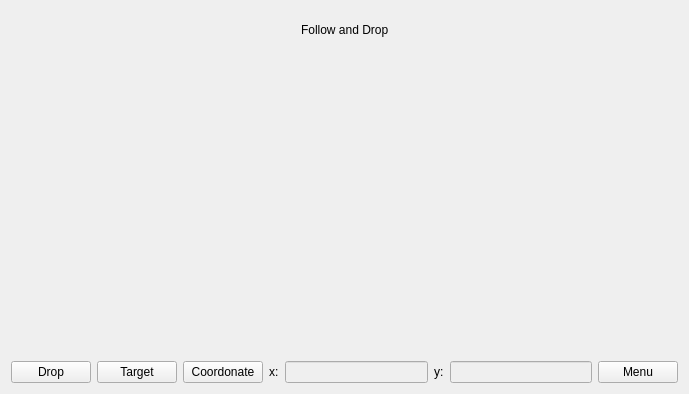
Old version of the form FollowAndDrop/gamewidget.ui in the repository Val17/followAndDrop.
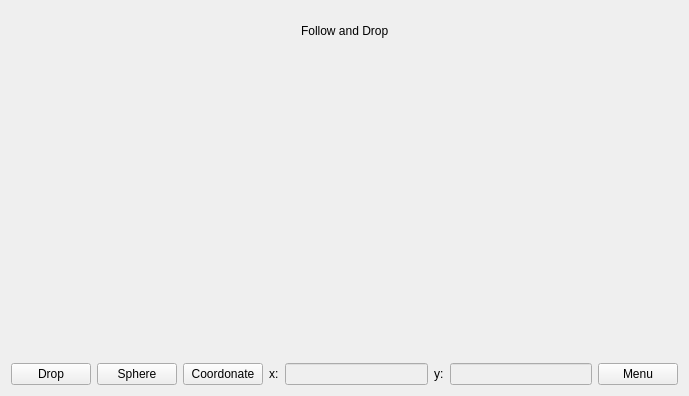
New version of the form. Custom widgets are drawn as their Qt base class.

```diff
--- a/FollowAndDrop/gamewidget.ui
+++ b/FollowAndDrop/gamewidget.ui
@@ -7,7 +7,7 @@
     <x>0</x>
     <y>0</y>
     <width>689</width>
-    <height>394</height>
+    <height>396</height>
    </rect>
   </property>
   <property name="windowTitle">
@@ -115,7 +115,10 @@
        <item>
         <widget class="QPushButton" name="targetButton">
          <property name="text">
-          <string>Target</string>
+          <string>Sphere</string>
+         </property>
+         <property name="autoDefault">
+          <bool>true</bool>
          </property>
         </widget>
        </item>
```
Left out of the diff: 8 changed lines with no effect on the pictures.
